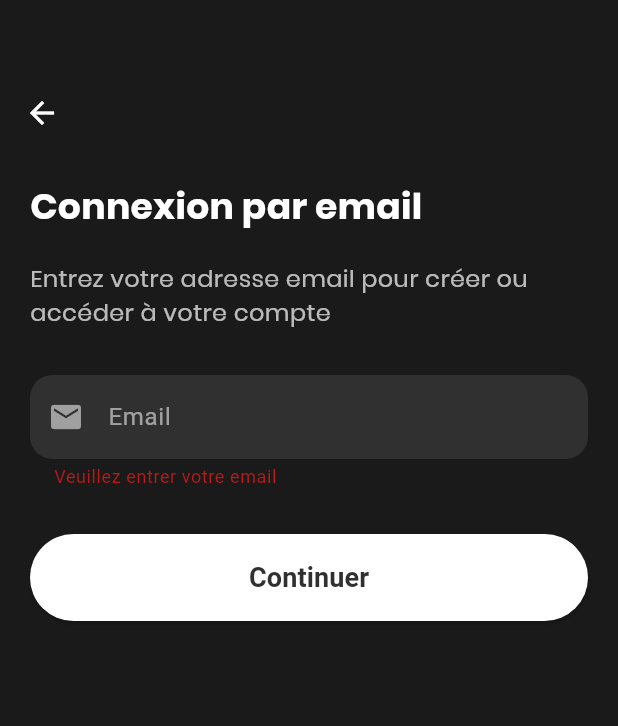
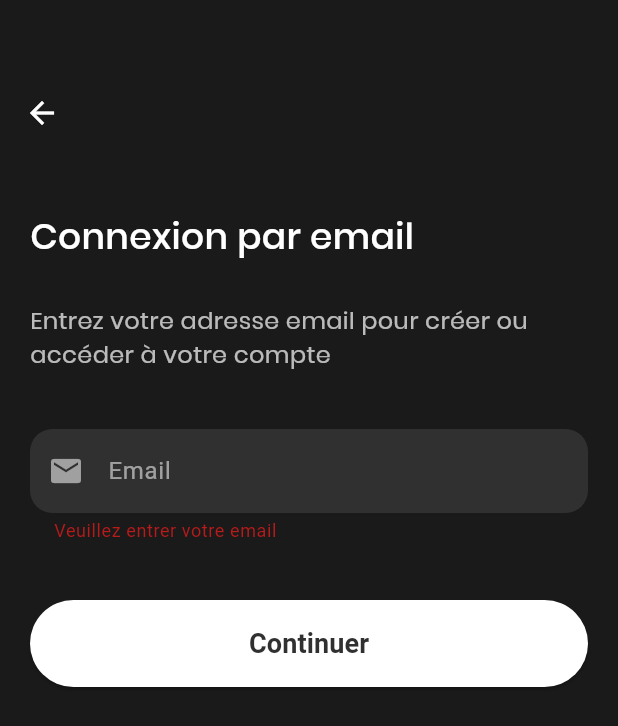
Before and after one commit to Temiyoko/Approximot, a Flutter app: the EmailAuthScreen screen opened directly, after a tap on "Continuer", on a phone screen of 412 x 824 dp. Shown: the top 726 px of the screen. Run offline on Flutter 3.47's test engine with Material 3 defaults, Android fonts, the phone set to English and light mode, and no system bars; our stand-ins replace firebase_auth, firebase_core, flutter_svg, shared_preferences; accounts and stored records are empty.

Commit message:
Spaced content in email_auth_screen.dart

```diff
--- a/lib/views/screens/email_auth_screen.dart
+++ b/lib/views/screens/email_auth_screen.dart
@@ -45,7 +45,7 @@ class _EmailAuthScreenState extends State<EmailAuthScreen> {
               backgroundColor: Colors.green,
               behavior: SnackBarBehavior.floating,
               margin: EdgeInsets.only(
-                bottom: MediaQuery.of(context).size.height - 100,
+                bottom: MediaQuery.of(context).size.height - 130,
                 right: 20,
                 left: 20,
               ),
@@ -172,16 +172,19 @@ class _EmailAuthScreenState extends State<EmailAuthScreen> {
             child: Column(
               crossAxisAlignment: CrossAxisAlignment.start,
               children: [
-                const Text(
-                  'Connexion par email',
-                  style: TextStyle(
-                    fontSize: 24,
-                    fontWeight: FontWeight.bold,
-                    color: Colors.white,
-                    fontFamily: 'Poppins',
+                Padding(
+                  padding: const EdgeInsets.only(top: 20.0),
+                  child: Text(
+                    'Connexion par email',
+                    style: TextStyle(
+                      fontSize: 24,
+                      fontWeight: FontWeight.w500,
+                      color: Colors.white,
+                      fontFamily: 'Poppins',
+                    ),
                   ),
                 ),
-                const SizedBox(height: 20),
+                const SizedBox(height: 28),
                 const Text(
                   'Entrez votre adresse email pour créer ou accéder à votre compte',
                   style: TextStyle(
@@ -190,7 +193,7 @@ class _EmailAuthScreenState extends State<EmailAuthScreen> {
                     fontFamily: 'Poppins',
                   ),
                 ),
-                const SizedBox(height: 30),
+                const SizedBox(height: 38),
                 TextFormField(
                   controller: _emailController,
                   enabled: !_showPasswordField,
@@ -225,7 +228,7 @@ class _EmailAuthScreenState extends State<EmailAuthScreen> {
                   keyboardType: TextInputType.emailAddress,
                 ),
                 if (!_showPasswordField) ...[
-                  const SizedBox(height: 30),
+                  const SizedBox(height: 38),
                   SizedBox(
                     width: double.infinity,
                     child: ElevatedButton(
@@ -258,7 +261,7 @@ class _EmailAuthScreenState extends State<EmailAuthScreen> {
                   ),
                 ],
                 if (_showPasswordField) ...[
-                  const SizedBox(height: 30),
+                  const SizedBox(height: 38),
                   TextFormField(
                     controller: _passwordController,
                     obscureText: _obscurePassword,
@@ -299,7 +302,7 @@ class _EmailAuthScreenState extends State<EmailAuthScreen> {
                         ),
                       ),
                     ),
-                  const SizedBox(height: 30),
+                  const SizedBox(height: 38),
                   SizedBox(
                     width: double.infinity,
                     child: ElevatedButton(
```
